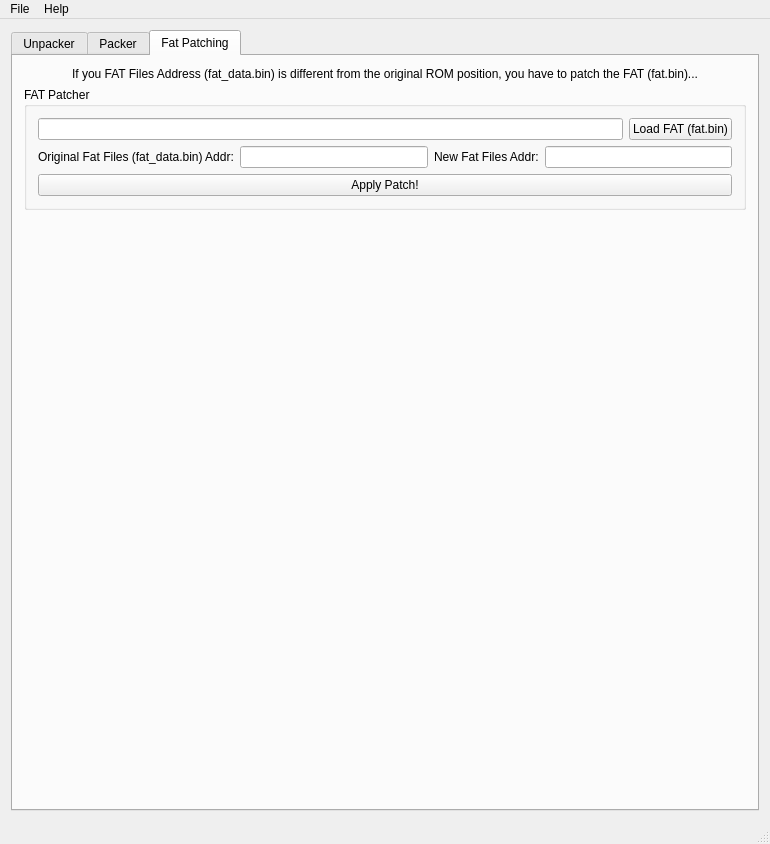
Qt form ui/mainwindow.ui (Luca1991/NDSFactory) before a commit.
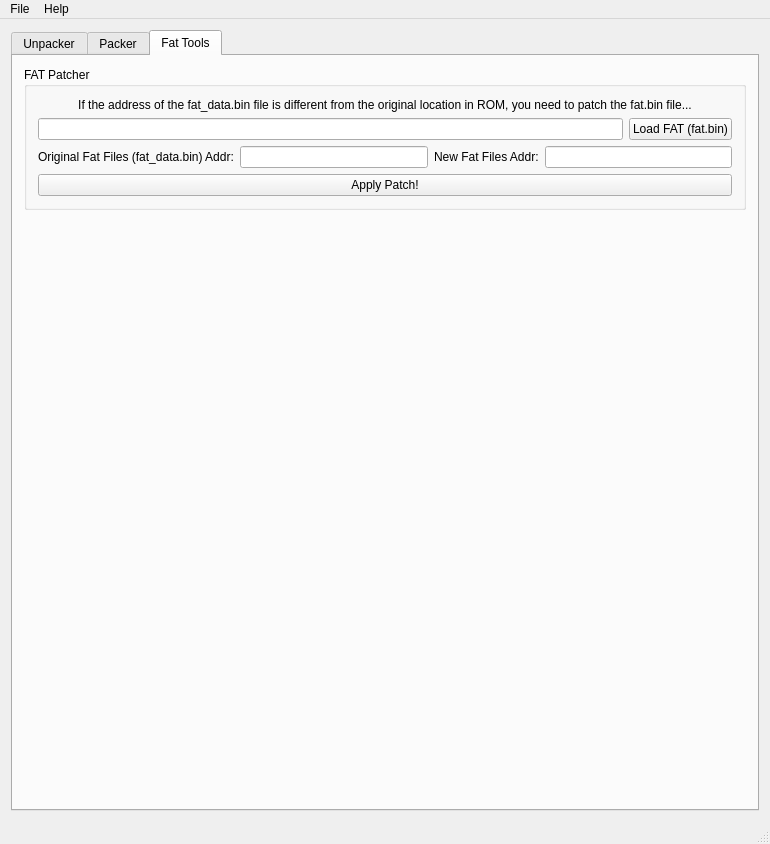
The same form after that commit. The open tabs and pages were chosen to show the change.

Diff of the .ui file:
```diff
--- a/ui/mainwindow.ui
+++ b/ui/mainwindow.ui
@@ -592,7 +592,7 @@
       </widget>
       <widget class="QWidget" name="fatPatchingTab">
        <attribute name="title">
-        <string>Fat Patching</string>
+        <string>Fat Tools</string>
        </attribute>
        <layout class="QVBoxLayout" name="verticalLayout_13">
         <item>
@@ -603,25 +603,6 @@
           <property name="sizeConstraint">
            <enum>QLayout::SetDefaultConstraint</enum>
           </property>
-          <item>
-           <widget class="QLabel" name="label_83">
-            <property name="sizePolicy">
-             <sizepolicy hsizetype="Minimum" vsizetype="Minimum">
-              <horstretch>0</horstretch>
-              <verstretch>0</verstretch>
-             </sizepolicy>
-            </property>
-            <property name="text">
-             <string>If you FAT Files Address (fat_data.bin) is different from the original ROM position, you have to patch the FAT (fat.bin)...</string>
-            </property>
-            <property name="scaledContents">
-             <bool>false</bool>
-            </property>
-            <property name="alignment">
-             <set>Qt::AlignCenter</set>
-            </property>
-           </widget>
-          </item>
          </layout>
         </item>
         <item>
@@ -632,6 +613,25 @@
              <string>FAT Patcher</string>
             </property>
             <layout class="QVBoxLayout" name="verticalLayout_15">
+             <item>
+              <widget class="QLabel" name="label_83">
+               <property name="sizePolicy">
+                <sizepolicy hsizetype="Minimum" vsizetype="Minimum">
+                 <horstretch>0</horstretch>
+                 <verstretch>0</verstretch>
+                </sizepolicy>
+               </property>
+               <property name="text">
+                <string>If the address of the fat_data.bin file is different from the original location in ROM, you need to patch the fat.bin file...</string>
+               </property>
+               <property name="scaledContents">
+                <bool>false</bool>
+               </property>
+               <property name="alignment">
+                <set>Qt::AlignmentFlag::AlignCenter</set>
+               </property>
+              </widget>
+             </item>
              <item>
               <layout class="QHBoxLayout" name="horizontalLayout_35">
                <property name="leftMargin">
```
Left out of the diff: 53 changed lines with no effect on the pictures.
